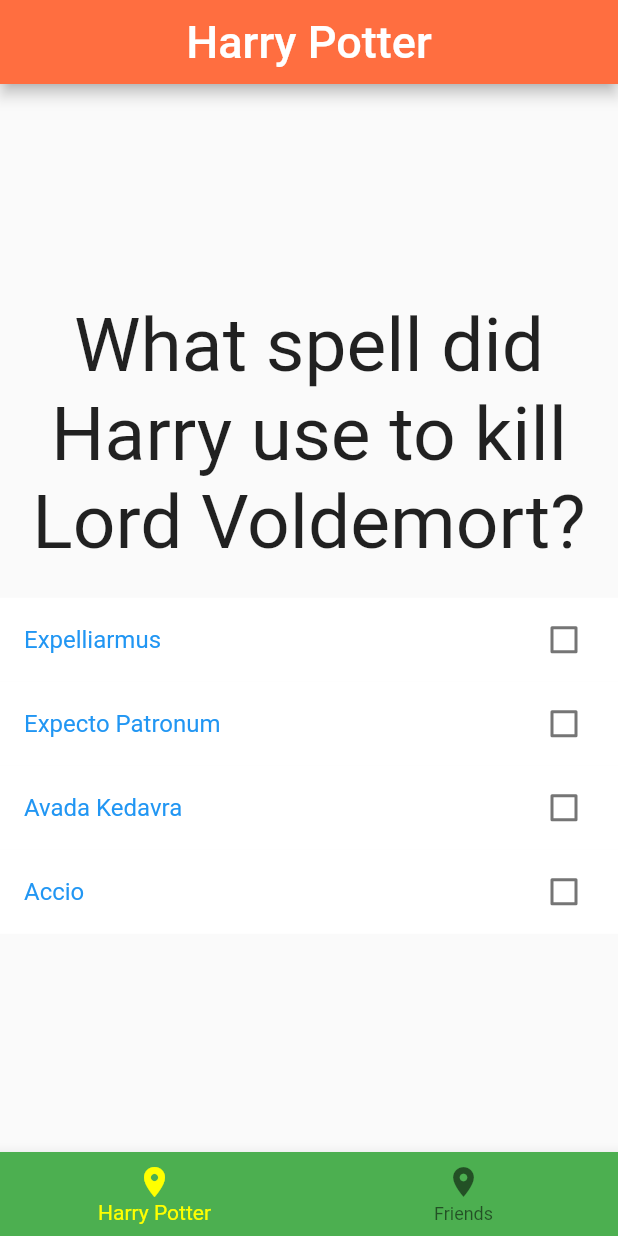
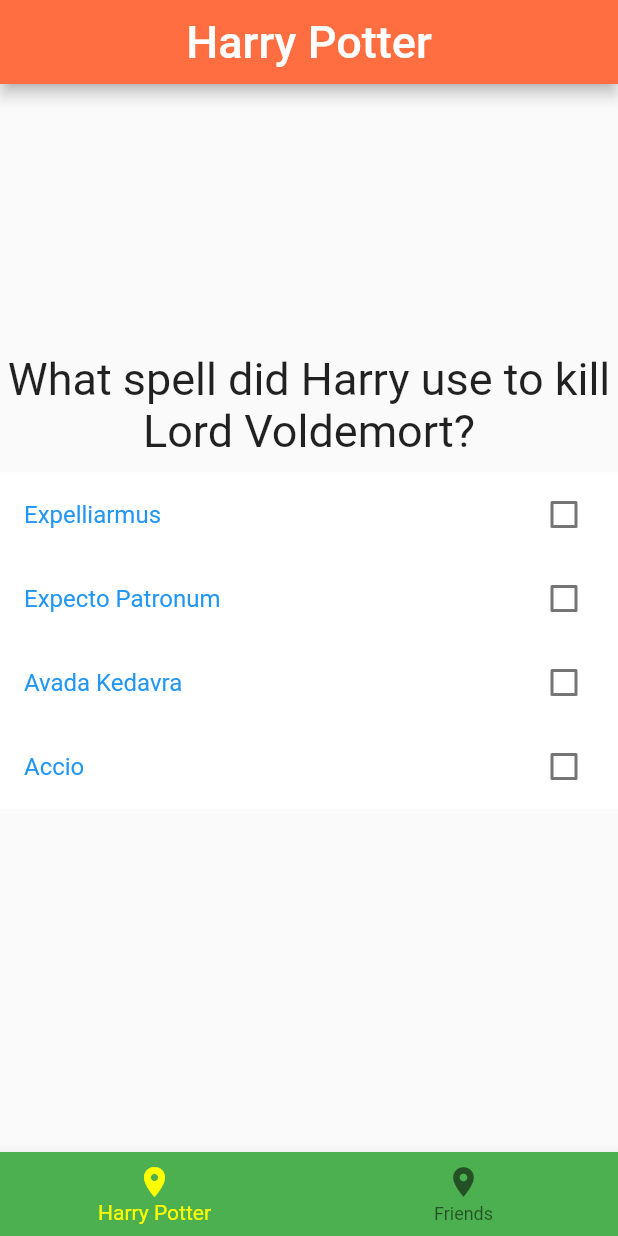
Before and after one commit to PulkitAgr113/200050113_IntroToAppDev, a Flutter app: the screen it shows after launch, on a phone screen of 412 x 824 dp. Run offline on Flutter 3.47's test engine with Material 2 defaults, Android fonts, the phone set to English and light mode, and no system bars; our stand-ins replace math_expressions.

Commit message:
Week 2 updated

```diff
--- a/week2/lib/FriendsQuestions.dart
+++ b/week2/lib/FriendsQuestions.dart
@@ -29,7 +29,7 @@ class FriendsQuestions extends StatelessWidget {
     'What is the name of Rachel’s Sphynx cat?',
     'When Ross and Rachel were“on a break,”Ross slept with Chloe. Where does she work?',
     'Chandler’s mom had an interesting career and even more interesting love life. What’s her name?',
-    'Monica and Chandler met on Thanksgiving in 1987. She pursued her career as a chef because Chandler complimented her on which dish?',
+    'Monica pursued her career as a chef because Chandler complimented her on which dish?',
   ];
 
   FriendsQuestions(index) {
--- a/week2/lib/main.dart
+++ b/week2/lib/main.dart
@@ -83,10 +83,10 @@ class _QuizState extends State<Quiz> {
                   Text(
                     '$ques',
                     textAlign: TextAlign.center,
-                    style: TextStyle(fontSize: 50, fontWeight: FontWeight.w400),
+                    style: TextStyle(fontSize: 30, fontWeight: FontWeight.w400),
                   ),
                   SizedBox(
-                    height: 20,
+                    height: 10,
                   ),
                   CheckboxListTile(
                     value: markedA,
@@ -236,6 +236,17 @@ class _QuizState extends State<Quiz> {
                     checkColor: Colors.blue,
                     tileColor: Colors.white,
                   ),
+                  SizedBox(
+                    height: 50,
+                  ),
+                  SingleChildScrollView(
+                    scrollDirection: Axis.horizontal,
+                    child: Row(
+                      children: [
+                        for(var item in _results) item,
+                      ],
+                    ),
+                  ),
                 ]
               ),
             ),
@@ -275,15 +286,15 @@ class _QuizState extends State<Quiz> {
                   Text(
                     '$ques',
                     textAlign: TextAlign.center,
-                    style: TextStyle(fontSize: 50, fontWeight: FontWeight.w400),
+                    style: TextStyle(fontSize: 30, fontWeight: FontWeight.w400),
                   ),
                   SizedBox(
-                    height: 20,
+                    height: 10,
                   ),
                   CheckboxListTile(
                     value: markedA,
                     onChanged: (bool? newMark) {
-                      if (FriendsAnswers(hpIndex).getAnswer() == 1) {
+                      if (FriendsAnswers(friendsIndex).getAnswer() == 1) {
                         score = score + 1;
                         _results.add(Icon(Icons.thumb_up, color: Colors.greenAccent));
                       }
@@ -320,7 +331,7 @@ class _QuizState extends State<Quiz> {
                   CheckboxListTile(
                     value: markedB,
                     onChanged: (bool? newMark) {
-                      if (FriendsAnswers(hpIndex).getAnswer() == 2) {
+                      if (FriendsAnswers(friendsIndex).getAnswer() == 2) {
                         score = score + 1;
                         _results.add(Icon(Icons.thumb_up, color: Colors.greenAccent));
                       }
@@ -357,7 +368,7 @@ class _QuizState extends State<Quiz> {
                   CheckboxListTile(
                     value: markedC,
                     onChanged: (bool? newMark) {
-                      if (FriendsAnswers(hpIndex).getAnswer() == 3) {
+                      if (FriendsAnswers(friendsIndex).getAnswer() == 3) {
                         score = score + 1;
                         _results.add(Icon(Icons.thumb_up, color: Colors.greenAccent));
                       }
@@ -394,7 +405,7 @@ class _QuizState extends State<Quiz> {
                   CheckboxListTile(
                     value: markedD,
                     onChanged: (bool? newMark) {
-                      if (FriendsAnswers(hpIndex).getAnswer() == 4) {
+                      if (FriendsAnswers(friendsIndex).getAnswer() == 4) {
                         score = score + 1;
                         _results.add(Icon(Icons.thumb_up, color: Colors.greenAccent));
                       }
@@ -427,6 +438,17 @@ class _QuizState extends State<Quiz> {
                     activeColor: Colors.white,
                     checkColor: Colors.blue,
                     tileColor: Colors.white,
+                  ),
+                  SizedBox(
+                    height: 50
+                  ),
+                  SingleChildScrollView(
+                    scrollDirection: Axis.horizontal,
+                    child: Row(
+                      children: [
+                        for(var item in _results) item,
+                      ],
+                    ),
                   ),
                 ]
               ),
@@ -469,12 +491,12 @@ class _QuizState extends State<Quiz> {
                   Text(
                     'Congratulations on completing the quiz, Potterhead!',
                     textAlign: TextAlign.center,
-                    style: TextStyle(fontSize: 50, fontWeight: FontWeight.w500, color: Colors.deepPurple),
+                    style: TextStyle(fontSize: 30, fontWeight: FontWeight.w500, color: Colors.deepPurple),
                   ),
                   Text(
                     'You scored ' + percent.toString() +'%.',
                     textAlign: TextAlign.center,
-                    style: TextStyle(fontSize: 50, fontWeight: FontWeight.w400, color: Colors.deepPurpleAccent),
+                    style: TextStyle(fontSize: 30, fontWeight: FontWeight.w400, color: Colors.deepPurpleAccent),
                   ),
                   SizedBox(
                     height: 40,
@@ -482,12 +504,12 @@ class _QuizState extends State<Quiz> {
                   Text(
                     'You can try more of our quizzes from the navigation bar at the bottom.',
                     textAlign: TextAlign.center,
-                    style: TextStyle(fontSize: 40, fontWeight: FontWeight.w300, color: Colors.blueGrey),
+                    style: TextStyle(fontSize: 20, fontWeight: FontWeight.w300, color: Colors.blueGrey),
                   ),
                   Text(
                     'If you wish to give this quiz again, then click the button below:',
                     textAlign: TextAlign.center,
-                    style: TextStyle(fontSize: 40, fontWeight: FontWeight.w300, color: Colors.blueGrey),
+                    style: TextStyle(fontSize: 20, fontWeight: FontWeight.w300, color: Colors.blueGrey),
                   ),
                   SizedBox(
                     height: 10,
@@ -496,6 +518,7 @@ class _QuizState extends State<Quiz> {
                     onPressed: () {
                       setState(() {
                         result = false;
+                        _results = [];
                         ques = HPQuestions(0).getQuestion();
                         optionA = HPAnswers(0).getA();
                         optionB = HPAnswers(0).getB();
@@ -547,12 +570,12 @@ class _QuizState extends State<Quiz> {
                   Text(
                     'Congratulations on completing the quiz, Crapweasel!',
                     textAlign: TextAlign.center,
-                    style: TextStyle(fontSize: 50, fontWeight: FontWeight.w500, color: Colors.deepPurple),
+                    style: TextStyle(fontSize: 30, fontWeight: FontWeight.w500, color: Colors.deepPurple),
                   ),
                   Text(
                     'You scored ' + percent.toString() +'%.',
                     textAlign: TextAlign.center,
-                    style: TextStyle(fontSize: 50, fontWeight: FontWeight.w400, color: Colors.deepPurpleAccent),
+                    style: TextStyle(fontSize: 30, fontWeight: FontWeight.w400, color: Colors.deepPurpleAccent),
                   ),
                   SizedBox(
                     height: 40,
@@ -560,12 +583,12 @@ class _QuizState extends State<Quiz> {
                   Text(
                     'You can try more of our quizzes from the navigation bar at the bottom.',
                     textAlign: TextAlign.center,
-                    style: TextStyle(fontSize: 40, fontWeight: FontWeight.w300, color: Colors.blueGrey),
+                    style: TextStyle(fontSize: 20, fontWeight: FontWeight.w300, color: Colors.blueGrey),
                   ),
                   Text(
                     'If you wish to give this quiz again, then click the button below:',
                     textAlign: TextAlign.center,
-                    style: TextStyle(fontSize: 40, fontWeight: FontWeight.w300, color: Colors.blueGrey),
+                    style: TextStyle(fontSize: 20, fontWeight: FontWeight.w300, color: Colors.blueGrey),
                   ),
                   SizedBox(
                     height: 10,
@@ -574,6 +597,7 @@ class _QuizState extends State<Quiz> {
                     onPressed: () {
                       setState(() {
                         result = false;
+                        _results = [];
                         ques = FriendsQuestions(0).getQuestion();
                         optionA = FriendsAnswers(0).getA();
                         optionB = FriendsAnswers(0).getB();
```
Also changed, not shown: 1 other file.
